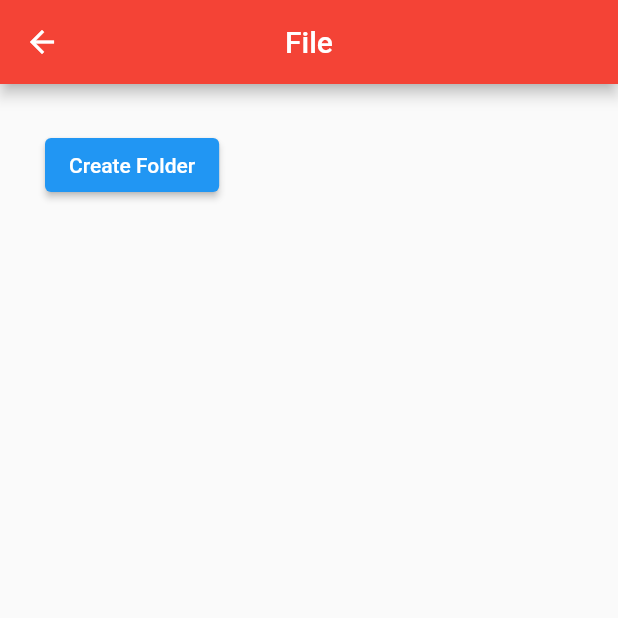
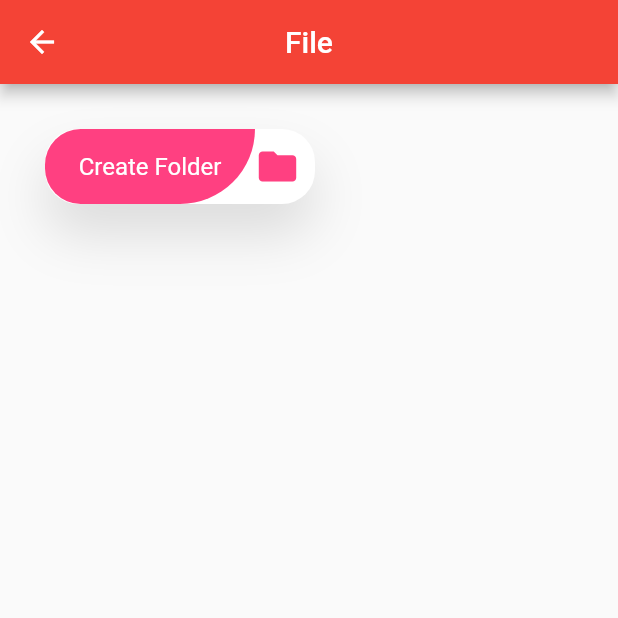
Before and after one commit to tbs-raviashara/flutter-demo, a Flutter app: the FileStructure screen opened by its route, on a phone screen of 412 x 824 dp, the top half of it. Run offline on Flutter 3.47's test engine with Material 2 defaults, Android fonts, the phone set to English and light mode, and no system bars; our stand-ins replace awesome_dialog, carousel_slider, cloud_firestore, connectivity, device_info, expansion_tile_card and 24 more; missing offline and left inert: qr_code_scanner, unicorndial; accounts and stored records are empty.

Commit message:
Change button shape

```diff
--- a/lib/file_structure.dart
+++ b/lib/file_structure.dart
@@ -20,16 +20,51 @@ class _FileStructureState extends State<FileStructure> {
           title: Text("File"),
           backgroundColor: Colors.red,
         ),
-        body: Container(
-          padding: EdgeInsets.all(30.0),
-          child: ElevatedButton(
-            onPressed: () async {
-              await callFolderCreationMethod('Flutter Demo');
-            },
-            child: new Text(
-              'Create Folder',
+        body: Container(padding: EdgeInsets.all(30.0), child: buttonShape()),
+      ),
+    );
+  }
+
+  Widget buttonShape() {
+    return InkWell(
+      onTap: () async {
+        await callFolderCreationMethod('Flutter Demo');
+      },
+      child: Container(
+        width: 180.0,
+        decoration: BoxDecoration(
+          boxShadow: [
+            BoxShadow(
+                offset: Offset(0.0, 20.0),
+                blurRadius: 30.0,
+                color: Colors.black12)
+          ],
+          color: Colors.white,
+          borderRadius: BorderRadius.circular(22.0),
+        ),
+        child: Row(
+          children: [
+            Container(
+              width: 140.0,
+              height: 50.0,
+              padding: EdgeInsets.symmetric(vertical: 12.0, horizontal: 12.0),
+              child: Center(
+                child: Text(
+                  'Create Folder',
+                  style: TextStyle(fontSize: 16.0, color: Colors.white),
+                ),
+              ),
+              decoration: BoxDecoration(
+                color: Colors.pinkAccent,
+                borderRadius: BorderRadius.only(
+                  bottomLeft: Radius.circular(95.0),
+                  topLeft: Radius.circular(95.0),
+                  bottomRight: Radius.circular(200.0),
+                ),
+              ),
             ),
-          ),
+            Icon(Icons.folder, size: 30.0, color: Colors.pinkAccent)
+          ],
         ),
       ),
     );
```
